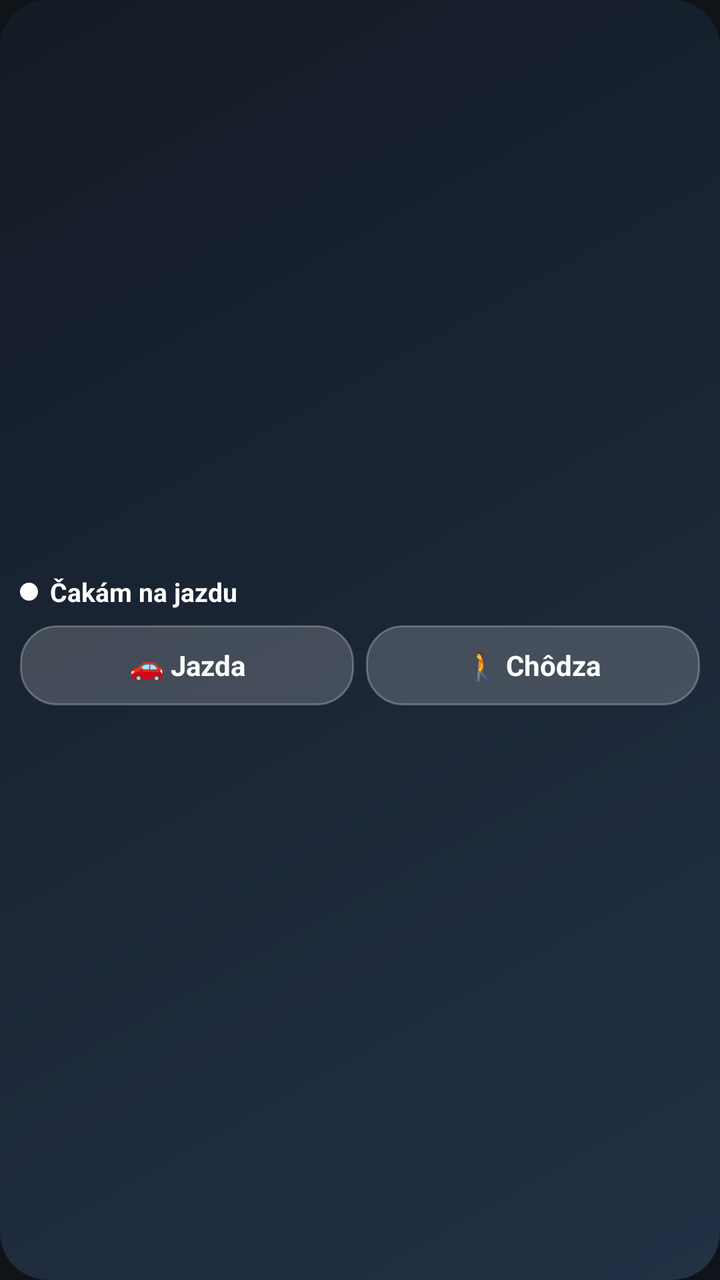
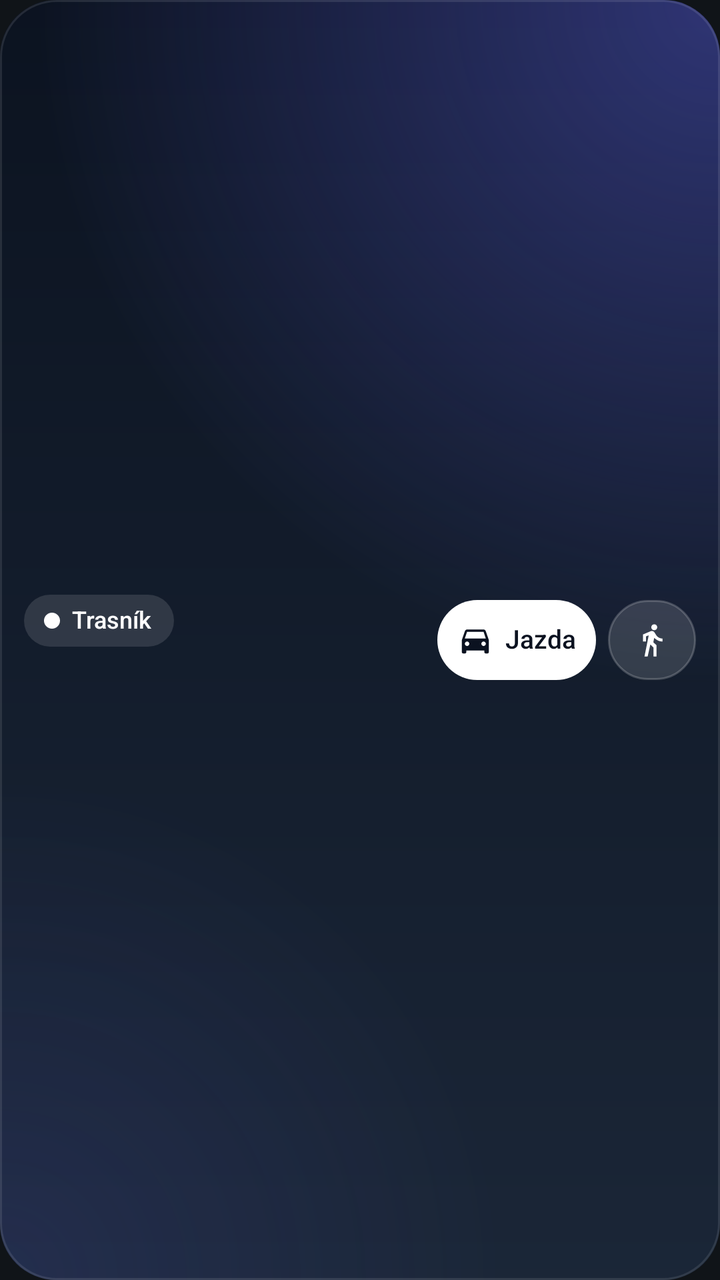

Before-and-after screenshots of an Android layout around one commit, followed by the original layout XML and the change that was made.
<!-- AndroidManifest.xml: application theme Theme.CarTracker -->
<!-- res/layout/widget_quick.xml -->
<?xml version="1.0" encoding="utf-8"?>
<LinearLayout xmlns:android="http://schemas.android.com/apk/res/android"
    android:id="@+id/q_root" android:layout_width="match_parent" android:layout_height="match_parent"
    android:background="@drawable/widget_bg_idle" android:gravity="center_vertical" android:orientation="vertical" android:padding="10dp">
    <LinearLayout android:layout_width="match_parent" android:layout_height="wrap_content" android:gravity="center_vertical" android:orientation="horizontal">
        <ImageView android:id="@+id/q_dot" android:layout_width="9dp" android:layout_height="9dp" android:src="@drawable/widget_dot" />
        <TextView android:id="@+id/q_status" android:layout_width="0dp" android:layout_height="wrap_content" android:layout_weight="1"
            android:layout_marginStart="6dp" android:ellipsize="end" android:maxLines="1" android:text="Čakám na jazdu"
            android:textColor="#FFFFFFFF" android:textSize="13sp" android:textStyle="bold" />
        <TextView android:id="@+id/q_info" android:layout_width="wrap_content" android:layout_height="wrap_content"
            android:maxLines="1" android:textColor="#CCFFFFFF" android:textSize="12sp" />
    </LinearLayout>
    <LinearLayout android:layout_width="match_parent" android:layout_height="wrap_content" android:layout_marginTop="8dp" android:orientation="horizontal">
        <TextView android:id="@+id/q_btn1" android:layout_width="0dp" android:layout_height="40dp" android:layout_weight="1"
            android:layout_marginEnd="6dp" android:background="@drawable/widget_btn" android:gravity="center" android:maxLines="1"
            android:text="🚗 Jazda" android:textColor="#FFFFFFFF" android:textSize="14sp" android:textStyle="bold" />
        <TextView android:id="@+id/q_btn2" android:layout_width="0dp" android:layout_height="40dp" android:layout_weight="1"
            android:background="@drawable/widget_btn" android:gravity="center" android:maxLines="1"
            android:text="🚶 Chôdza" android:textColor="#FFFFFFFF" android:textSize="14sp" android:textStyle="bold" />
    </LinearLayout>
</LinearLayout>
<!-- resources referenced by this layout -->
<resources>
  <!-- drawable widget_bg_idle (drawable) -->
  <?xml version="1.0" encoding="utf-8"?>
  <shape xmlns:android="http://schemas.android.com/apk/res/android" android:shape="rectangle">
      <gradient android:angle="315" android:startColor="#F0141B26" android:endColor="#F0233247" android:type="linear" />
      <corners android:radius="24dp" />
  </shape>
  <!-- drawable widget_btn (drawable) -->
  <?xml version="1.0" encoding="utf-8"?>
  <shape xmlns:android="http://schemas.android.com/apk/res/android" android:shape="rectangle">
      <solid android:color="#2EFFFFFF" />
      <stroke android:width="1dp" android:color="#40FFFFFF" />
      <corners android:radius="18dp" />
  </shape>
  <!-- drawable widget_dot (drawable) -->
  <?xml version="1.0" encoding="utf-8"?>
  <shape xmlns:android="http://schemas.android.com/apk/res/android" android:shape="oval">
      <solid android:color="#FFFFFFFF" />
  </shape>
  <style name="Theme.CarTracker" parent="android:Theme.Material.NoActionBar">
          <item name="android:statusBarColor">@android:color/transparent</item>
          <item name="android:windowBackground">@color/bg</item>
      </style>
  <color name="bg">#FF101418</color>
</resources>

<!-- the commit's change to res/layout/widget_quick.xml (unified diff, before → after) -->
@@ -1,21 +1,25 @@
 <?xml version="1.0" encoding="utf-8"?>
 <LinearLayout xmlns:android="http://schemas.android.com/apk/res/android"
     android:id="@+id/q_root" android:layout_width="match_parent" android:layout_height="match_parent"
-    android:background="@drawable/widget_bg_idle" android:gravity="center_vertical" android:orientation="vertical" android:padding="10dp">
-    <LinearLayout android:layout_width="match_parent" android:layout_height="wrap_content" android:gravity="center_vertical" android:orientation="horizontal">
-        <ImageView android:id="@+id/q_dot" android:layout_width="9dp" android:layout_height="9dp" android:src="@drawable/widget_dot" />
-        <TextView android:id="@+id/q_status" android:layout_width="0dp" android:layout_height="wrap_content" android:layout_weight="1"
-            android:layout_marginStart="6dp" android:ellipsize="end" android:maxLines="1" android:text="Čakám na jazdu"
-            android:textColor="#FFFFFFFF" android:textSize="13sp" android:textStyle="bold" />
-        <TextView android:id="@+id/q_info" android:layout_width="wrap_content" android:layout_height="wrap_content"
-            android:maxLines="1" android:textColor="#CCFFFFFF" android:textSize="12sp" />
+    android:background="@drawable/wg_bg_idle" android:orientation="horizontal" android:gravity="center_vertical" android:padding="12dp">
+
+    <LinearLayout android:layout_width="0dp" android:layout_height="wrap_content" android:layout_weight="1" android:orientation="vertical">
+        <LinearLayout android:id="@+id/q_pill" android:layout_width="wrap_content" android:layout_height="26dp" android:background="@drawable/wg_pill"
+            android:gravity="center_vertical" android:orientation="horizontal" android:paddingStart="10dp" android:paddingEnd="11dp">
+            <ImageView android:id="@+id/q_dot" android:layout_width="8dp" android:layout_height="8dp" android:src="@drawable/widget_dot" android:scaleType="fitCenter" />
+            <TextView android:id="@+id/q_status" android:layout_width="wrap_content" android:layout_height="wrap_content" android:text="Trasník" android:textColor="#FFFFFFFF" android:textSize="12sp" android:maxLines="1" android:ellipsize="end" android:includeFontPadding="false" android:fontFamily="sans-serif-medium" android:layout_marginStart="6dp"/>
+        </LinearLayout>
+        <TextView android:id="@+id/q_info" android:layout_width="match_parent" android:layout_height="wrap_content" android:text="" android:textColor="#B3FFFFFF" android:textSize="12sp" android:maxLines="1" android:ellipsize="end" android:includeFontPadding="false" android:layout_marginTop="5dp" android:layout_marginStart="4dp"/>
     </LinearLayout>
-    <LinearLayout android:layout_width="match_parent" android:layout_height="wrap_content" android:layout_marginTop="8dp" android:orientation="horizontal">
-        <TextView android:id="@+id/q_btn1" android:layout_width="0dp" android:layout_height="40dp" android:layout_weight="1"
-            android:layout_marginEnd="6dp" android:background="@drawable/widget_btn" android:gravity="center" android:maxLines="1"
-            android:text="🚗 Jazda" android:textColor="#FFFFFFFF" android:textSize="14sp" android:textStyle="bold" />
-        <TextView android:id="@+id/q_btn2" android:layout_width="0dp" android:layout_height="40dp" android:layout_weight="1"
-            android:background="@drawable/widget_btn" android:gravity="center" android:maxLines="1"
-            android:text="🚶 Chôdza" android:textColor="#FFFFFFFF" android:textSize="14sp" android:textStyle="bold" />
-    </LinearLayout>
+    <LinearLayout android:id="@+id/q_btn1" android:layout_width="wrap_content" android:layout_marginStart="8dp" android:layout_height="40dp" android:background="@drawable/wg_btn_primary"
+            android:gravity="center" android:orientation="horizontal" android:paddingStart="10dp" android:paddingEnd="10dp">
+            <ImageView android:id="@+id/q_btn1_ic" android:layout_width="18dp" android:layout_height="18dp" android:src="@drawable/ic_car" android:tint="#FF0B1220" android:scaleType="fitCenter" />
+            <TextView android:id="@+id/q_btn1_tx" android:layout_width="wrap_content" android:layout_height="wrap_content" android:text="Jazda" android:textColor="#FF0B1220" android:textSize="13sp" android:maxLines="1" android:ellipsize="end" android:includeFontPadding="false" android:fontFamily="sans-serif-medium" android:layout_marginStart="6dp"/>
+        </LinearLayout>
+    <LinearLayout android:id="@+id/q_btn2" android:layout_width="44dp" android:layout_marginStart="6dp" android:layout_height="40dp" android:background="@drawable/wg_btn_secondary"
+            android:gravity="center" android:orientation="horizontal" android:paddingStart="10dp" android:paddingEnd="10dp">
+            <ImageView android:id="@+id/q_btn2_ic" android:layout_width="18dp" android:layout_height="18dp" android:src="@drawable/ic_walk" android:tint="#FFFFFFFF" android:scaleType="fitCenter" />
+            
+        </LinearLayout>
+
 </LinearLayout>
<!-- resource entries referenced after the edit -->
@@ -1,17 +1,66 @@
 <!-- resources referenced by this layout -->
 <resources>
-  <!-- drawable widget_bg_idle (drawable) -->
+  <!-- drawable ic_car (drawable) -->
+  <vector xmlns:android="http://schemas.android.com/apk/res/android"
+      android:width="24dp" android:height="24dp"
+      android:viewportWidth="24" android:viewportHeight="24">
+      <path android:fillColor="#FFFFFFFF"
+          android:pathData="M18.92,6.01C18.72,5.42 18.16,5 17.5,5h-11c-0.66,0 -1.21,0.42 -1.42,1.01L3,12v8c0,0.55 0.45,1 1,1h1c0.55,0 1,-0.45 1,-1v-1h12v1c0,0.55 0.45,1 1,1h1c0.55,0 1,-0.45 1,-1v-8L18.92,6.01zM6.5,16C5.67,16 5,15.33 5,14.5S5.67,13 6.5,13 8,13.67 8,14.5 7.33,16 6.5,16zM17.5,16c-0.83,0 -1.5,-0.67 -1.5,-1.5s0.67,-1.5 1.5,-1.5 1.5,0.67 1.5,1.5 -0.67,1.5 -1.5,1.5zM5,11l1.5,-4.5h11L19,11H5z" />
+  </vector>
+  <!-- drawable ic_walk (drawable) -->
+  <vector xmlns:android="http://schemas.android.com/apk/res/android"
+      android:width="24dp" android:height="24dp" android:viewportWidth="24" android:viewportHeight="24">
+      <path android:fillColor="#FFFFFFFF"
+          android:pathData="M13.5,5.5c1.1,0 2,-0.9 2,-2s-0.9,-2 -2,-2 -2,0.9 -2,2 0.9,2 2,2zM9.8,8.9L7,23h2.1l1.8,-8 2.1,2v6h2v-7.5l-2.1,-2 0.6,-3C14.8,12 16.8,13 19,13v-2c-1.9,0 -3.5,-1 -4.3,-2.4l-1,-1.6c-0.4,-0.6 -1,-1 -1.7,-1 -0.3,0 -0.5,0.1 -0.8,0.1L6,8.3V13h2V9.6l1.8,-0.7" />
+  </vector>
+  <!-- drawable wg_bg_idle (drawable) -->
+  <?xml version="1.0" encoding="utf-8"?>
+  <layer-list xmlns:android="http://schemas.android.com/apk/res/android">
+      <item>
+          <shape android:shape="rectangle">
+              <gradient android:angle="300" android:startColor="#F20B1220" android:endColor="#F21B2638" android:type="linear" />
+              <corners android:radius="28dp" />
+          </shape>
+      </item>
+      <item>
+          <shape android:shape="rectangle">
+              <gradient android:type="radial" android:gradientRadius="95%" android:centerX="1.0" android:centerY="0.0"
+                  android:startColor="#666366F1" android:endColor="#00000000" />
+              <corners android:radius="28dp" />
+          </shape>
+      </item>
+      <item>
+          <shape android:shape="rectangle">
+              <gradient android:type="radial" android:gradientRadius="70%" android:centerX="0.0" android:centerY="1.0"
+                  android:startColor="#1F6366F1" android:endColor="#00000000" />
+              <corners android:radius="28dp" />
+          </shape>
+      </item>
+      <item>
+          <shape android:shape="rectangle">
+              <stroke android:width="1dp" android:color="#1AFFFFFF" />
+              <corners android:radius="28dp" />
+          </shape>
+      </item>
+  </layer-list>
+  <!-- drawable wg_btn_primary (drawable) -->
   <?xml version="1.0" encoding="utf-8"?>
   <shape xmlns:android="http://schemas.android.com/apk/res/android" android:shape="rectangle">
-      <gradient android:angle="315" android:startColor="#F0141B26" android:endColor="#F0233247" android:type="linear" />
-      <corners android:radius="24dp" />
+      <solid android:color="#FFFFFFFF" />
+      <corners android:radius="22dp" />
   </shape>
-  <!-- drawable widget_btn (drawable) -->
+  <!-- drawable wg_btn_secondary (drawable) -->
   <?xml version="1.0" encoding="utf-8"?>
   <shape xmlns:android="http://schemas.android.com/apk/res/android" android:shape="rectangle">
-      <solid android:color="#2EFFFFFF" />
-      <stroke android:width="1dp" android:color="#40FFFFFF" />
-      <corners android:radius="18dp" />
+      <solid android:color="#24FFFFFF" />
+      <stroke android:width="1dp" android:color="#33FFFFFF" />
+      <corners android:radius="22dp" />
+  </shape>
+  <!-- drawable wg_pill (drawable) -->
+  <?xml version="1.0" encoding="utf-8"?>
+  <shape xmlns:android="http://schemas.android.com/apk/res/android" android:shape="rectangle">
+      <solid android:color="#1FFFFFFF" />
+      <corners android:radius="99dp" />
   </shape>
   <!-- drawable widget_dot (drawable) -->
   <?xml version="1.0" encoding="utf-8"?>
